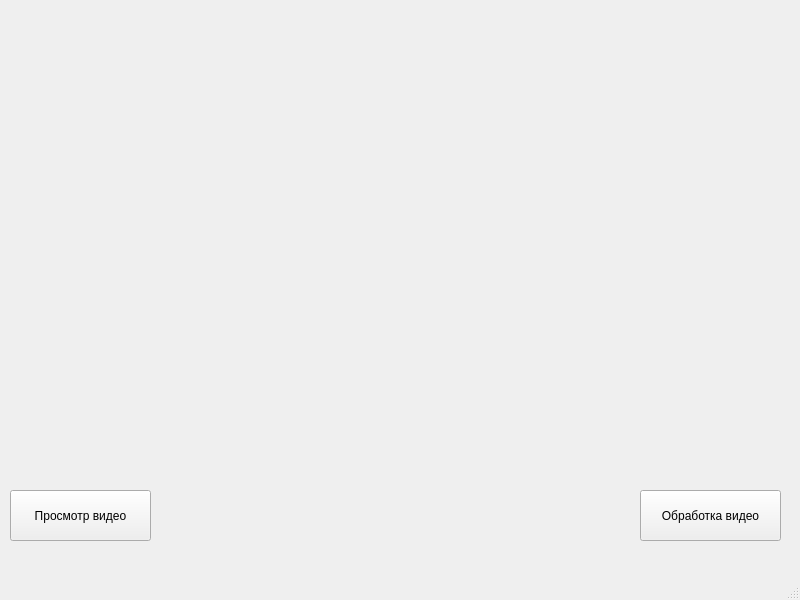
This is sneaky_face/mainwindow.ui in TawerkaQQ/sneaky-face as Qt 5 draws it before an edit. The edited form follows.
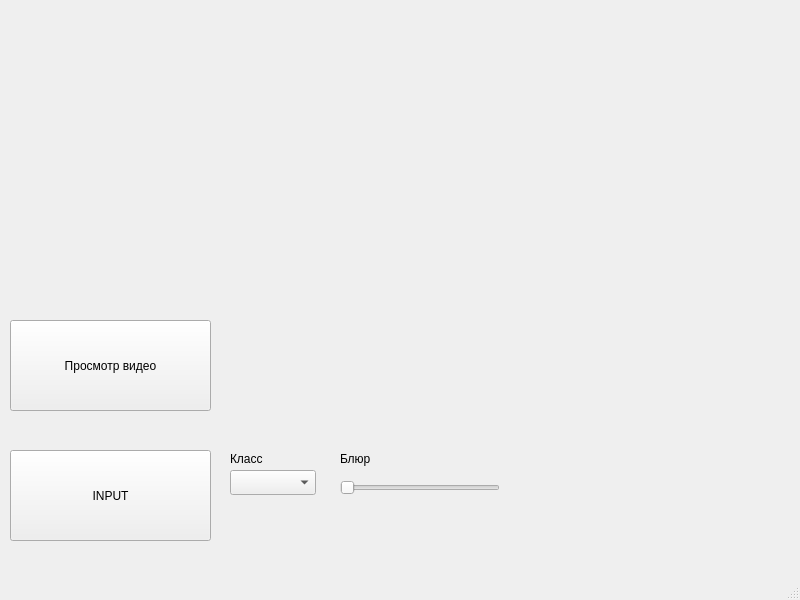
This is the edited form.

The edit to the form file:
```diff
--- a/sneaky_face/mainwindow.ui
+++ b/sneaky_face/mainwindow.ui
@@ -18,9 +18,9 @@
     <property name="geometry">
      <rect>
       <x>10</x>
-      <y>490</y>
-      <width>141</width>
-      <height>51</height>
+      <y>320</y>
+      <width>201</width>
+      <height>91</height>
      </rect>
     </property>
     <property name="text">
@@ -30,14 +30,63 @@
    <widget class="QPushButton" name="pushButton2">
     <property name="geometry">
      <rect>
-      <x>640</x>
-      <y>490</y>
-      <width>141</width>
-      <height>51</height>
+      <x>10</x>
+      <y>450</y>
+      <width>201</width>
+      <height>91</height>
      </rect>
     </property>
     <property name="text">
-     <string>Обработка видео</string>
+     <string>INPUT</string>
+    </property>
+   </widget>
+   <widget class="QComboBox" name="comboBox">
+    <property name="geometry">
+     <rect>
+      <x>230</x>
+      <y>470</y>
+      <width>86</width>
+      <height>25</height>
+     </rect>
+    </property>
+   </widget>
+   <widget class="QLabel" name="label">
+    <property name="geometry">
+     <rect>
+      <x>230</x>
+      <y>450</y>
+      <width>67</width>
+      <height>17</height>
+     </rect>
+    </property>
+    <property name="text">
+     <string>Класс</string>
+    </property>
+   </widget>
+   <widget class="QSlider" name="horizontalSlider">
+    <property name="geometry">
+     <rect>
+      <x>340</x>
+      <y>480</y>
+      <width>160</width>
+      <height>16</height>
+     </rect>
+    </property>
+    <property name="orientation">
+     <enum>Qt::Horizontal</enum>
+    </property>
+   </widget>
+   <widget class="QLabel" name="label_2">
+    <property name="geometry">
+     <rect>
+      <x>340</x>
+      <y>450</y>
+      <width>67</width>
+      <height>17</height>
+     </rect>
+    </property>
+    <property name="text">
+     <string>Блюр</string>
     </property>
    </widget>
   </widget>
```
